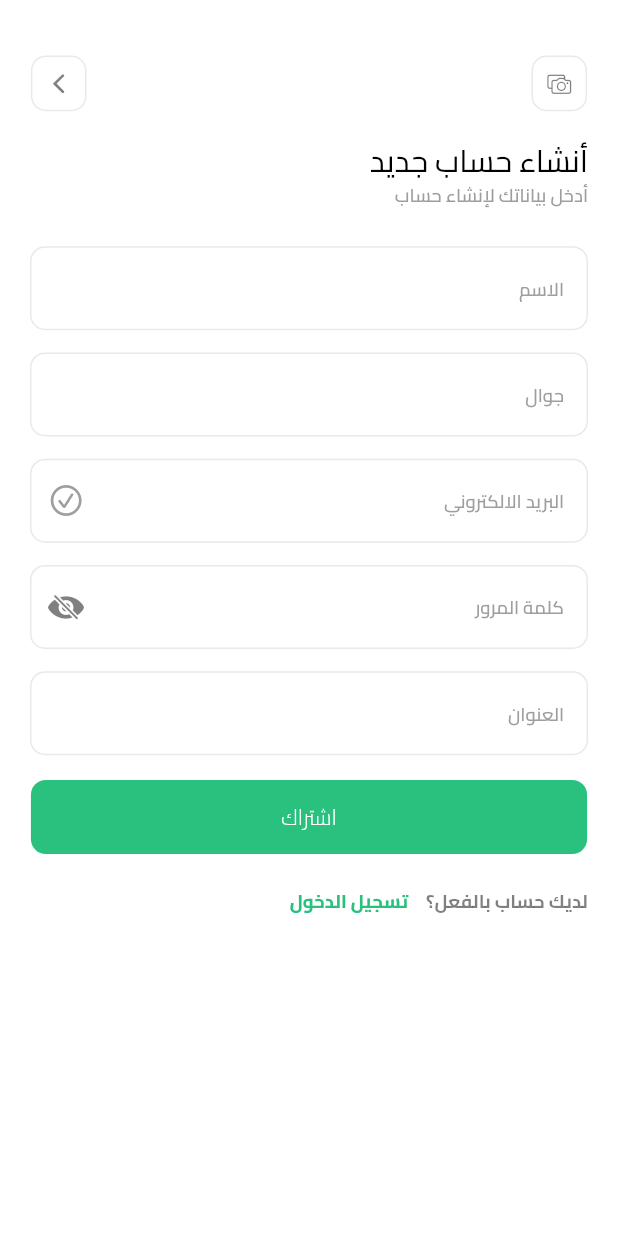
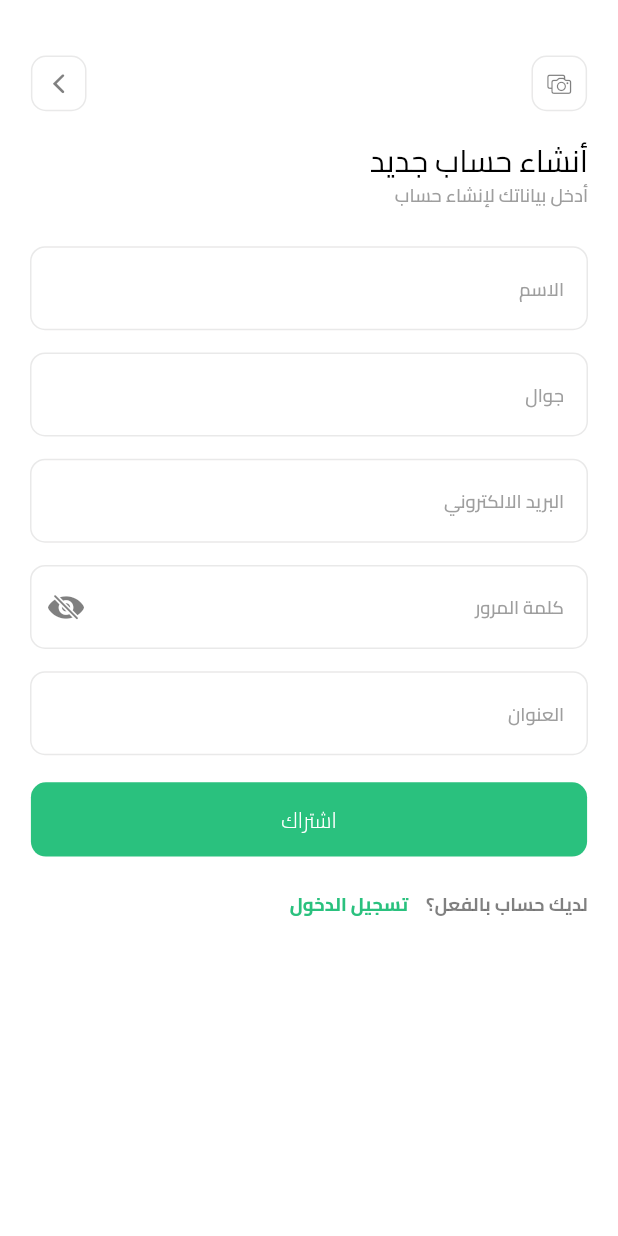
Before and after one commit to mohamedmagdy2301/selatyy_app, a Flutter app: the AuthScreen screen opened by its route, after a tap on "أنشاء حساب", on a phone screen of 412 x 824 dp. Run offline on Flutter 3.47's test engine with Material 3 defaults, Android fonts, the phone set to English and light mode, and no system bars; our stand-ins replace device_preview, dio, flutter_bloc, get_it, go_router, logger and 2 more.

Commit message:
refactor ui register screens

```diff
--- a/lib/core/routers/routers_manager.dart
+++ b/lib/core/routers/routers_manager.dart
@@ -25,7 +25,7 @@ class RoutersManager {
   static const String kMainScaffoldScreen = "/mainScaffoldView";
 
   static final router = GoRouter(
-    initialLocation: kSplashScreen,
+    initialLocation: kRegisterScreen,
     routes: [
       ShellRoute(
         builder: (context, state, child) {
--- a/lib/core/widgets/custom_text_feild.dart
+++ b/lib/core/widgets/custom_text_feild.dart
@@ -7,21 +7,27 @@ class CustomTextFeild extends StatelessWidget {
     super.key,
     this.suffixIcon,
     required this.labelText,
-    this.onSubmitted,
+    this.onSaved,
     this.iconColor,
-    this.isPassword,
+    required this.obscureText,
   });
   final Icon? suffixIcon;
   final Color? iconColor;
   final String labelText;
-  final void Function(String)? onSubmitted;
-  final bool? isPassword;
+  final Function(String?)? onSaved;
+  final bool obscureText;
 
   @override
   Widget build(BuildContext context) {
-    return TextField(
-      onSubmitted: onSubmitted,
-      obscureText: isPassword ?? false,
+    return TextFormField(
+      validator: (value) {
+        if (value == null || value.isEmpty) {
+          return "Field is required";
+        }
+        return null;
+      },
+      onSaved: onSaved,
+      obscureText: obscureText,
       decoration: InputDecoration(
         border: customOutlineInputBorder(),
         enabledBorder: customOutlineInputBorder(),
--- a/lib/features/auth/presentation/views/widgets/register/section_text_field_regeister_screen.dart
+++ b/lib/features/auth/presentation/views/widgets/register/section_text_field_regeister_screen.dart
@@ -49,10 +49,6 @@ class _SectionTextFeildRegisterState extends State<SectionTextFeildRegister> {
           CustomTextFeild(
             labelText: StringsApp.email,
             obscureText: false,
-            suffixIcon: Icon(
-              CupertinoIcons.check_mark_circled,
-              color: email == null ? primaryGrey : primaryGreen,
-            ),
             onSaved: (email) {
               this.email = email;
             },
@@ -77,14 +73,13 @@ class _SectionTextFeildRegisterState extends State<SectionTextFeildRegister> {
               this.address = address;
             },
           ),
-          SizedBox(height: context.height * 0.02),
+          SizedBox(height: context.height * 0.022),
           CustomButton(
             titleButton: StringsApp.submitRegister,
             colorButton: primaryGreen,
             onTap: () {
               if (_formKey.currentState?.validate() ?? false) {
                 _formKey.currentState?.save();
-
                 sl<RegisterUsecase>().call(
                   param: RegisterRequest(
                     mobile: phone!,
```
